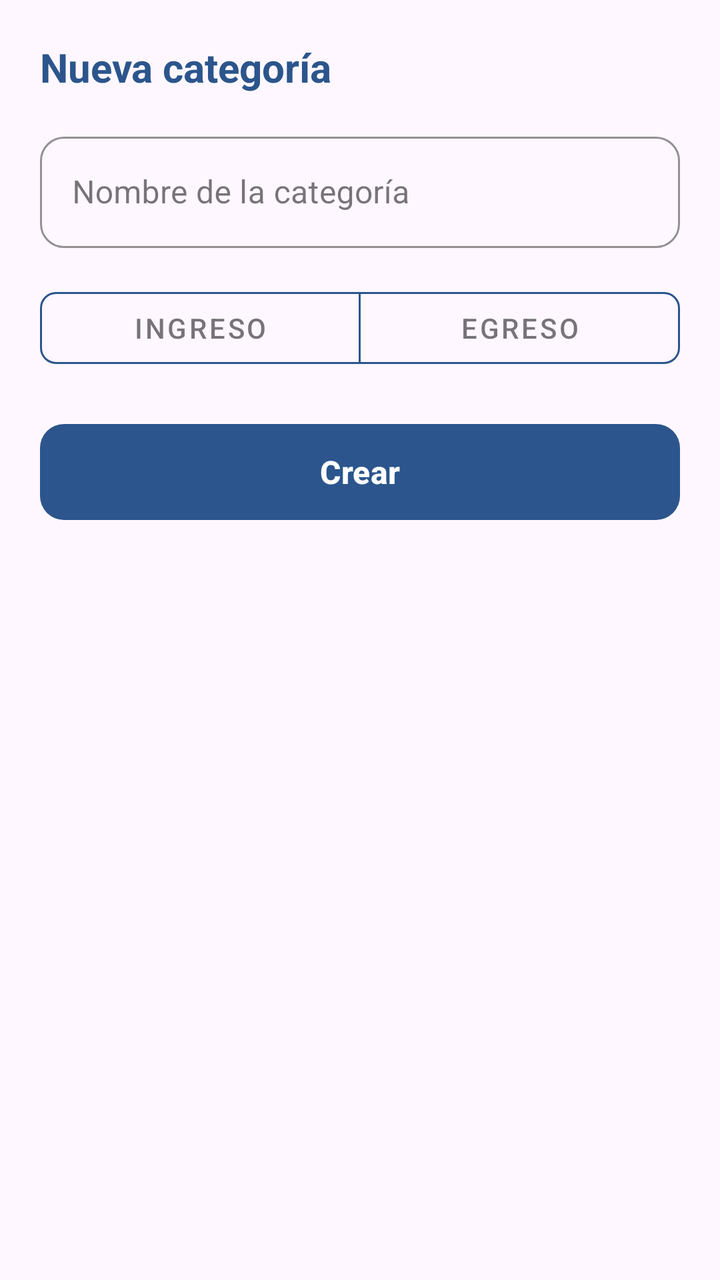
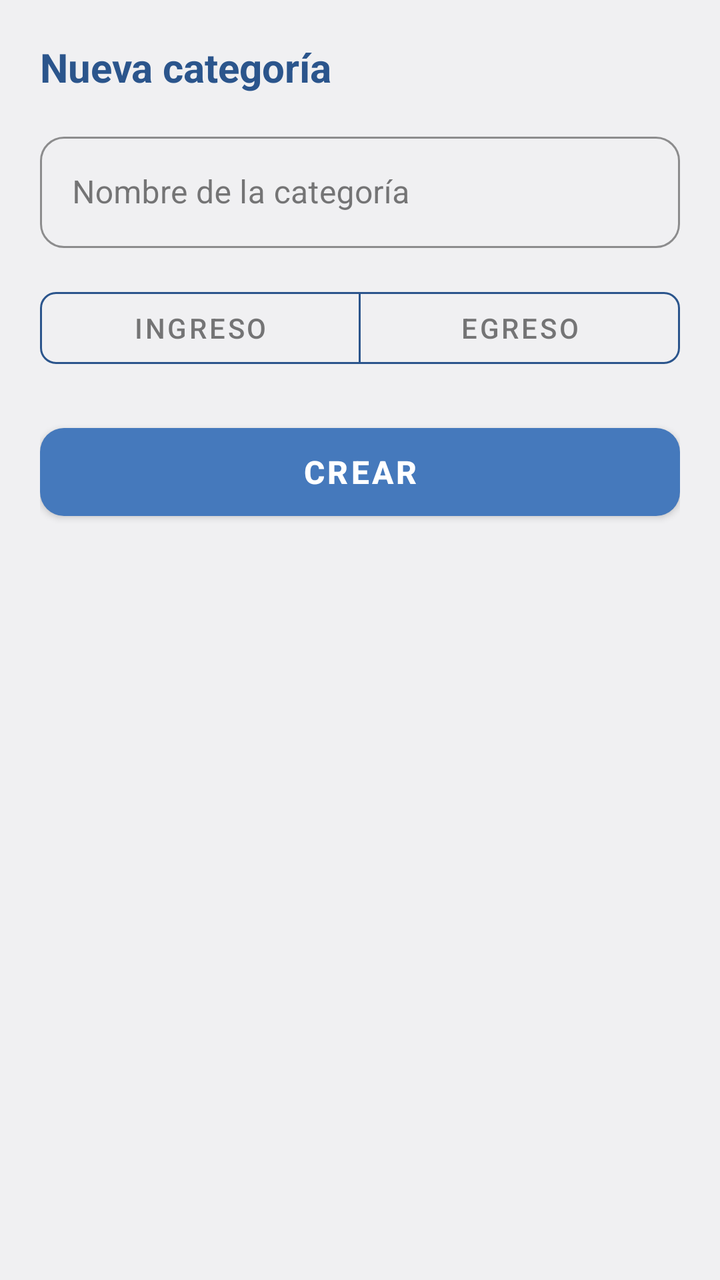

Compare the two renders of this Android layout. The source of the first and the diff that turns it into the second are given below.
<!-- AndroidManifest.xml: application theme Theme.Finanzas_independientes_app -->
<!-- res/layout/dialog_create_categoria.xml -->
<?xml version="1.0" encoding="utf-8"?>
<LinearLayout
    xmlns:android="http://schemas.android.com/apk/res/android"
    xmlns:app="http://schemas.android.com/apk/res-auto"
    android:layout_width="match_parent"
    android:layout_height="wrap_content"
    android:orientation="vertical"
    android:padding="20dp">

    <TextView
        android:layout_width="wrap_content"
        android:layout_height="wrap_content"
        android:text="Nueva categoría"
        android:textColor="@color/blue_dark"
        android:textSize="20sp"
        android:textStyle="bold"
        android:layout_marginBottom="16dp" />

    
    <com.google.android.material.textfield.TextInputLayout
        android:id="@+id/tilNombre"
        style="@style/Widget.MaterialComponents.TextInputLayout.OutlinedBox"
        android:layout_width="match_parent"
        android:layout_height="wrap_content"
        android:layout_marginBottom="16dp"
        android:hint="Nombre de la categoría"
        app:boxStrokeColor="@color/blue_dark"
        app:hintTextColor="@color/blue_dark"
        app:boxCornerRadiusTopStart="12dp"
        app:boxCornerRadiusTopEnd="12dp"
        app:boxCornerRadiusBottomStart="12dp"
        app:boxCornerRadiusBottomEnd="12dp">

        <com.google.android.material.textfield.TextInputEditText
            android:id="@+id/etNombre"
            android:layout_width="match_parent"
            android:layout_height="wrap_content"
            android:inputType="textCapSentences" />
    </com.google.android.material.textfield.TextInputLayout>

    
    <com.google.android.material.button.MaterialButtonToggleGroup
        android:id="@+id/toggleTipo"
        android:layout_width="match_parent"
        android:layout_height="wrap_content"
        android:layout_marginBottom="20dp"
        app:singleSelection="true"
        app:selectionRequired="true">

        <com.google.android.material.button.MaterialButton
            android:id="@+id/btnTipoIngreso"
            style="@style/Widget.MaterialComponents.Button.OutlinedButton"
            android:layout_width="0dp"
            android:layout_height="wrap_content"
            android:layout_weight="1"
            android:text="Ingreso"
            android:textSize="14sp"
            app:strokeColor="@color/blue_dark"
            app:cornerRadius="8dp" />

        <com.google.android.material.button.MaterialButton
            android:id="@+id/btnTipoEgreso"
            style="@style/Widget.MaterialComponents.Button.OutlinedButton"
            android:layout_width="0dp"
            android:layout_height="wrap_content"
            android:layout_weight="1"
            android:text="Egreso"
            android:textSize="14sp"
            app:strokeColor="@color/blue_dark"
            app:cornerRadius="8dp" />

    </com.google.android.material.button.MaterialButtonToggleGroup>

    
    <com.google.android.material.button.MaterialButton
        android:id="@+id/btnCrear"
        android:layout_width="match_parent"
        android:layout_height="56dp"
        android:text="Crear"
        android:textColor="@color/white"
        android:textSize="16sp"
        android:textStyle="bold"
        app:backgroundTint="@color/blue_dark"
        app:cornerRadius="12dp" />

</LinearLayout>
<!-- resources referenced by this layout -->
<resources>
  <color name="blue_dark">#2B558C</color>
  <color name="white">#FFFFFF</color>
  <style name="Theme.Finanzas_independientes_app" parent="Base.Theme.Finanzas_independientes_app" />
  <style name="Base.Theme.Finanzas_independientes_app" parent="Theme.Material3.DayNight.NoActionBar">
          
          
      </style>
</resources>

<!-- the commit's change to res/layout/dialog_create_categoria.xml (unified diff, before → after) -->
@@ -74,13 +74,9 @@
     
     <com.google.android.material.button.MaterialButton
         android:id="@+id/btnCrear"
+        style="@style/Widget.App.Button"
         android:layout_width="match_parent"
         android:layout_height="56dp"
-        android:text="Crear"
-        android:textColor="@color/white"
-        android:textSize="16sp"
-        android:textStyle="bold"
-        app:backgroundTint="@color/blue_dark"
-        app:cornerRadius="12dp" />
+        android:text="Crear" />
 
 </LinearLayout>
<!-- resource entries referenced after the edit -->
@@ -1,11 +1,39 @@
 <!-- resources referenced by this layout -->
 <resources>
   <color name="blue_dark">#2B558C</color>
+  <style name="Widget.App.Button" parent="Widget.MaterialComponents.Button">
+          <item name="android:minHeight">56dp</item>
+          <item name="backgroundTint">@color/blue_primary</item>
+          <item name="android:textColor">@color/white</item>
+          <item name="android:textSize">16sp</item>
+          <item name="android:textStyle">bold</item>
+          <item name="shapeAppearance">@style/ShapeAppearance.App.MediumComponent</item>
+      </style>
   <color name="white">#FFFFFF</color>
+  <style name="ShapeAppearance.App.MediumComponent" parent="ShapeAppearance.Material3.MediumComponent">
+          <item name="cornerSize">12dp</item>
+      </style>
   <style name="Theme.Finanzas_independientes_app" parent="Base.Theme.Finanzas_independientes_app" />
+  <color name="blue_primary">#4579BC</color>
   <style name="Base.Theme.Finanzas_independientes_app" parent="Theme.Material3.DayNight.NoActionBar">
-          
-          
+          <item name="colorPrimary">@color/blue_primary</item>
+          <item name="colorOnPrimary">@color/white</item>
+          <item name="colorSecondary">@color/blue_dark</item>
+          <item name="colorOnSecondary">@color/white</item>
+          <item name="colorSurface">@color/surface</item>
+          <item name="colorOnSurface">@color/on_surface</item>
+          <item name="colorSurfaceVariant">@color/surface_variant</item>
+          <item name="colorOnSurfaceVariant">@color/on_surface_variant</item>
+          <item name="android:colorBackground">@color/background</item>
+          <item name="colorError">@color/error_red</item>
+          <item name="colorOutline">@color/outline</item>
       </style>
+  <color name="surface">#FFFFFF</color>
+  <color name="on_surface">#222222</color>
+  <color name="surface_variant">#F0F0F2</color>
+  <color name="on_surface_variant">#555555</color>
+  <color name="background">#F0F0F2</color>
+  <color name="error_red">#B00020</color>
+  <color name="outline">#C4C4C4</color>
 </resources>
 
